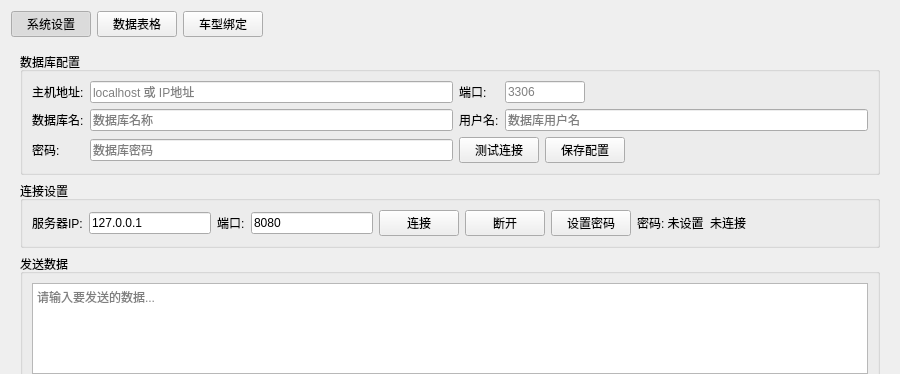
Qt form tcpclient.ui (xiaoluoDD/AGTProject) before a commit; both pictures show x 0 to 900 and y 0 to 374 of the 900 by 700 pixel window.
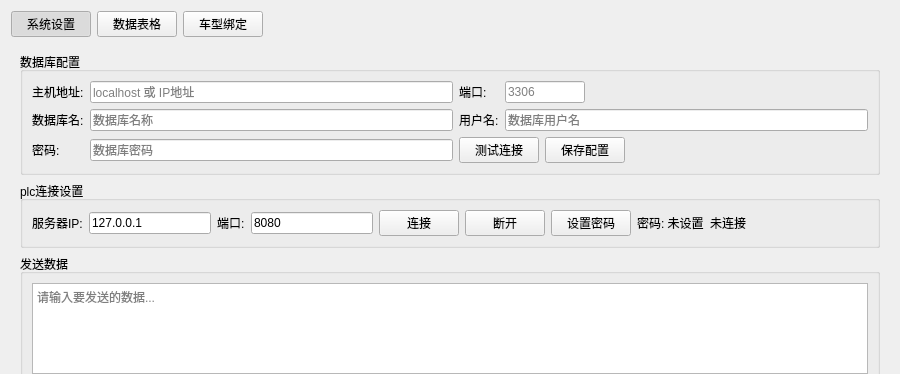
The same form after that commit. The open tabs and pages were chosen to show the change.

Commit message: 1、完成可视化界面布局 2、完成实托盘搬出指令可视化记录推进 3、完成数据库

```diff
--- a/tcpclient.ui
+++ b/tcpclient.ui
@@ -193,7 +193,7 @@
        <item>
         <widget class="QGroupBox" name="groupBoxConnection">
          <property name="title">
-          <string>连接设置</string>
+          <string>plc连接设置</string>
          </property>
          <layout class="QHBoxLayout" name="horizontalLayout">
           <item>
```
Left out of the diff: 4 changed lines with no effect on the pictures. The commit also changes 3 other files.
